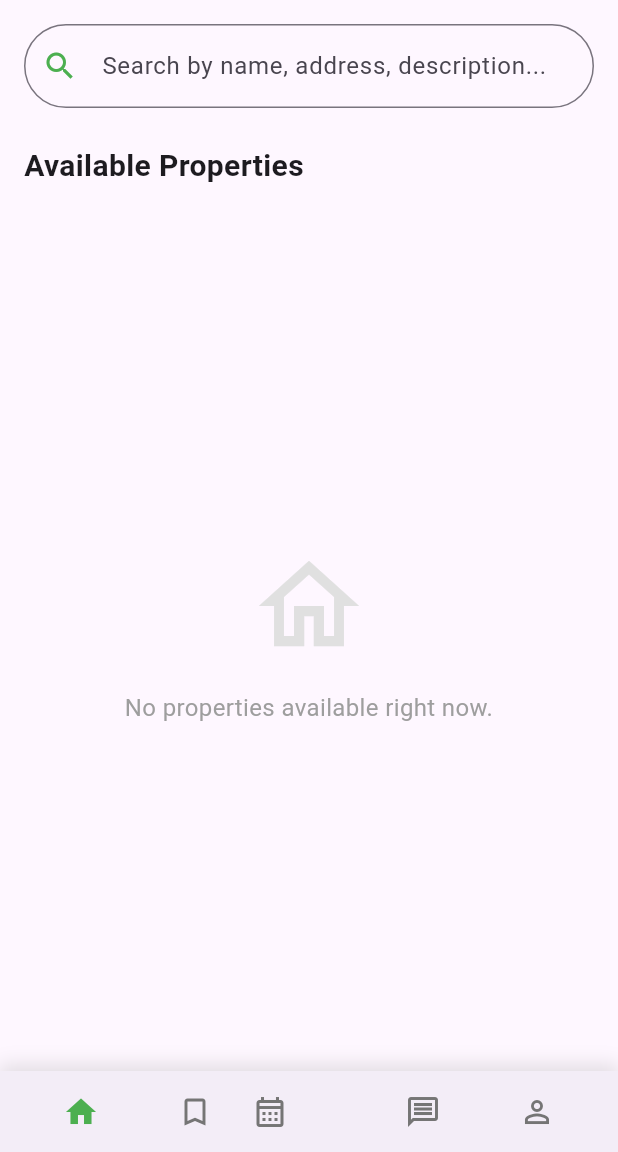
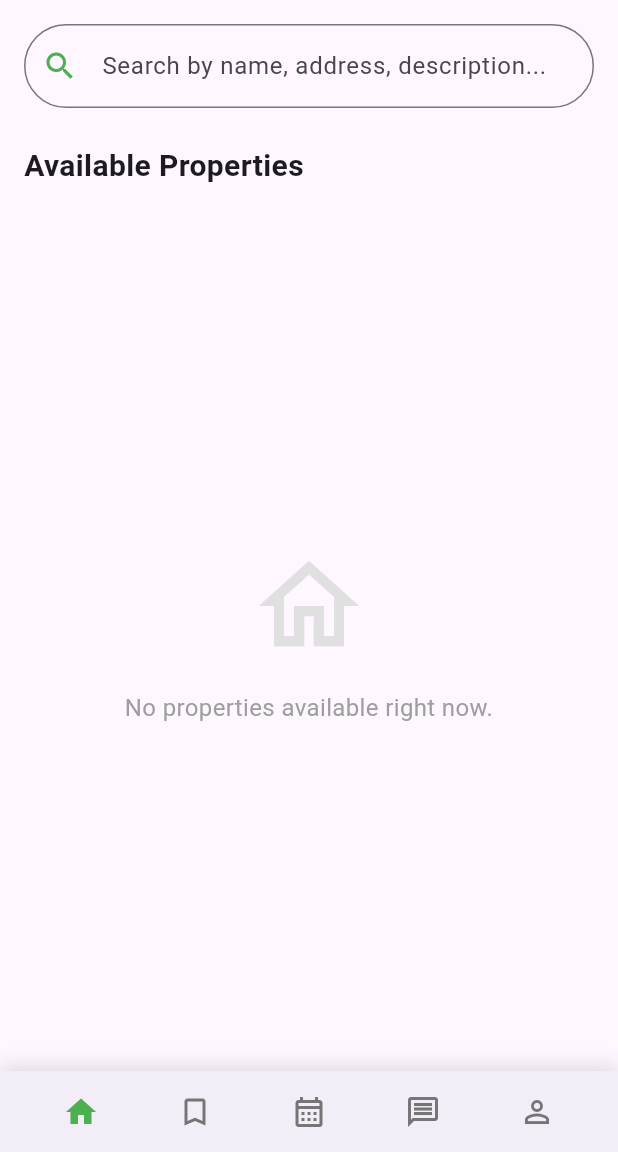
Before and after one commit to Sl4cK0TH/odiorent, a Flutter app: the RenterHomeScreen screen opened by its route, on a phone screen of 412 x 824 dp, the part 84-1236 px from its top. Run offline on Flutter 3.47's test engine with Material 3 defaults, Android fonts, the phone set to English and light mode, and no system bars; our stand-ins replace chewie, cloud_firestore, firebase_auth, firebase_core, firebase_messaging, fluttertoast and 3 more; missing offline and left inert: cloudinary_public, video_compress; accounts and stored records are empty; network calls fail.

Commit message:
fix(ui): center booking button and fix badge positioning in renter nav

```diff
--- a/lib/screens/renter/renter_home_screen.dart
+++ b/lib/screens/renter/renter_home_screen.dart
@@ -536,23 +536,21 @@ class _RenterHomeScreenState extends State<RenterHomeScreen> {
             final bookings = snapshot.data ?? [];
             final pendingCount = bookings.where((b) => b['status'] == 'pending').length;
 
-            return Stack(
+            return Column(
+              mainAxisAlignment: MainAxisAlignment.center,
+              children: [
+                Stack(
                   clipBehavior: Clip.none,
-              children: [
-                Column(
-                  mainAxisAlignment: MainAxisAlignment.center,
                   children: [
                     Icon(
                       isSelected ? activeIcon : icon,
                       color: isSelected ? primaryGreen : Colors.grey[600],
                       size: 24,
                     ),
-                  ],
-                ),
                     if (pendingCount > 0)
                       Positioned(
-                    right: 0,
-                    top: 0,
+                        right: -5,
+                        top: -5,
                         child: Container(
                           padding: const EdgeInsets.all(4),
                           decoration: const BoxDecoration(
@@ -573,6 +571,8 @@ class _RenterHomeScreenState extends State<RenterHomeScreen> {
                             textAlign: TextAlign.center,
                           ),
                         ),
+                      ),
+                  ],
                 ),
               ],
             );
```
Lines whose indentation alone changed are shown as unchanged.
